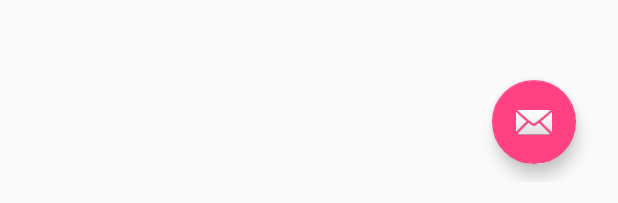
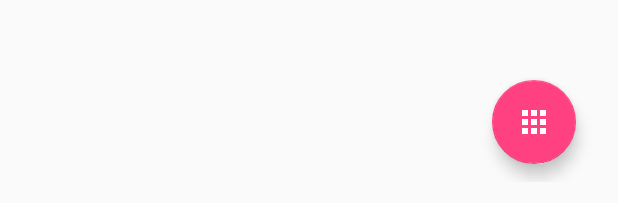
Before and after one commit to LadyViktoria/LightDrip, an Android app: the layout activity_main.xml on its own in the app's theme, with its tools: preview values and no code run, on a phone screen of 412 x 824 dp. Shown: the part 1030-1233 px from the top of the screen. Run offline under Robolectric (Android 15) with nearby library versions, the phone set to English and light mode, and no system bars.

Commit message:
add icons to fab menu

```diff
--- /dev/null
+++ b/app/src/main/res/drawable/ic_apps_white_24px.xml
@@ -0,0 +1,9 @@
+<vector xmlns:android="http://schemas.android.com/apk/res/android"
+        android:width="24dp"
+        android:height="24dp"
+        android:viewportWidth="24.0"
+        android:viewportHeight="24.0">
+    <path
+        android:pathData="M4,8h4L8,4L4,4v4zM10,20h4v-4h-4v4zM4,20h4v-4L4,16v4zM4,14h4v-4L4,10v4zM10,14h4v-4h-4v4zM16,4v4h4L20,4h-4zM10,8h4L14,4h-4v4zM16,14h4v-4h-4v4zM16,20h4v-4h-4v4z"
+        android:fillColor="#FFFFFF"/>
+</vector>
--- /dev/null
+++ b/app/src/main/res/drawable/ic_priority_high_white_24px.xml
@@ -0,0 +1,12 @@
+<vector xmlns:android="http://schemas.android.com/apk/res/android"
+        android:width="24dp"
+        android:height="24dp"
+        android:viewportWidth="24.0"
+        android:viewportHeight="24.0">
+    <path
+        android:pathData="M12,19m-2,0a2,2 0,1 1,4 0a2,2 0,1 1,-4 0"
+        android:fillColor="#FFFFFF"/>
+    <path
+        android:pathData="M10,3h4v12h-4z"
+        android:fillColor="#FFFFFF"/>
+</vector>
--- /dev/null
+++ b/app/src/main/res/drawable/ic_storage_white_24px.xml
@@ -0,0 +1,9 @@
+<vector xmlns:android="http://schemas.android.com/apk/res/android"
+        android:width="24dp"
+        android:height="24dp"
+        android:viewportWidth="24.0"
+        android:viewportHeight="24.0">
+    <path
+        android:pathData="M2,20h20v-4L2,16v4zM4,17h2v2L4,19v-2zM2,4v4h20L22,4L2,4zM6,7L4,7L4,5h2v2zM2,14h20v-4L2,10v4zM4,11h2v2L4,13v-2z"
+        android:fillColor="#FFFFFF"/>
+</vector>
--- a/app/src/main/res/layout/activity_main.xml
+++ b/app/src/main/res/layout/activity_main.xml
@@ -51,7 +51,7 @@
             android:layout_width="wrap_content"
             android:layout_height="wrap_content"
             android:layout_marginLeft="10dp"
-            app:srcCompat="@android:drawable/ic_dialog_email"
+            app:srcCompat="@drawable/ic_storage_white_24px"
             app:fabSize="mini"/>
     </LinearLayout>
 
@@ -77,7 +77,7 @@
             android:layout_width="wrap_content"
             android:layout_height="wrap_content"
             android:layout_marginLeft="10dp"
-            app:srcCompat="@android:drawable/ic_dialog_email"
+            app:srcCompat="@drawable/ic_priority_high_white_24px"
             app:fabSize="mini"/>
     </LinearLayout>
 
@@ -91,17 +91,14 @@
         android:layout_marginBottom="@dimen/fab_margin"
         android:layout_gravity="bottom|end">
 
-
         <android.support.design.widget.FloatingActionButton
             android:id="@+id/fab"
             android:layout_width="wrap_content"
             android:layout_height="wrap_content"
             android:layout_gravity="bottom|end"
             android:gravity="center_vertical"
-            app:srcCompat="@android:drawable/ic_dialog_email"
+            app:srcCompat="@drawable/ic_apps_white_24px"
             app:fabSize="normal"/>
     </LinearLayout>
 
-
-
 </android.support.design.widget.CoordinatorLayout>
```
